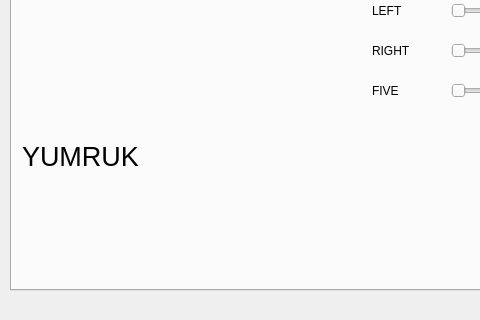
Old version of the form mainwindow.ui in the repository ahmetcihan/hand_recognition; both pictures show x 0 to 480 and y 170 to 490 of the 688 by 490 pixel window.
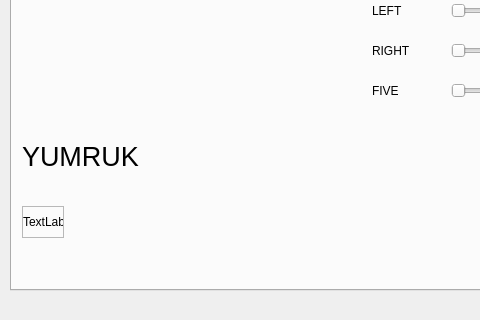
New version of the form. The open tabs and pages were chosen to show the change.

What changed in the file:
```diff
--- a/mainwindow.ui
+++ b/mainwindow.ui
@@ -1008,6 +1008,35 @@
        <string>FIVE</string>
       </property>
      </widget>
+     <widget class="QFrame" name="frame_6">
+      <property name="geometry">
+       <rect>
+        <x>10</x>
+        <y>340</y>
+        <width>42</width>
+        <height>32</height>
+       </rect>
+      </property>
+      <property name="frameShape">
+       <enum>QFrame::StyledPanel</enum>
+      </property>
+      <property name="frameShadow">
+       <enum>QFrame::Raised</enum>
+      </property>
+      <widget class="QLabel" name="label_video_small_monochrome_3">
+       <property name="geometry">
+        <rect>
+         <x>1</x>
+         <y>1</y>
+         <width>40</width>
+         <height>30</height>
+        </rect>
+       </property>
+       <property name="text">
+        <string>TextLabel</string>
+       </property>
+      </widget>
+     </widget>
     </widget>
     <widget class="QWidget" name="tab_5">
      <attribute name="title">
```
Left out of the diff: 4 changed lines with no effect on the pictures.
